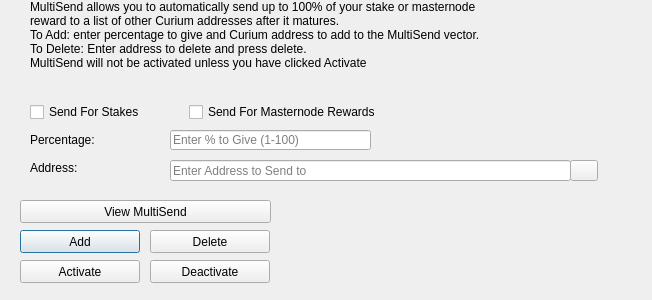
The window that src/qt/forms/multisenddialog.ui (curiumofficial/curium) describes before a commit, drawn with Qt 5.
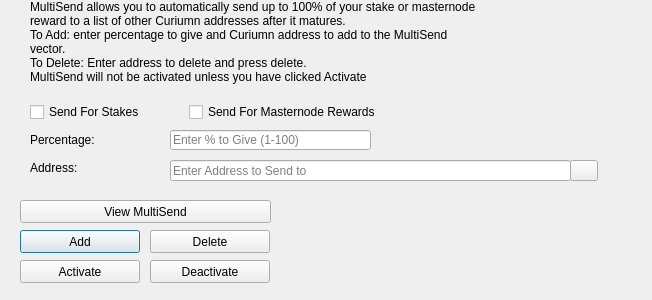
The same window after the commit. Icons and pictures are not drawn.

What changed in the file:
```diff
--- a/src/qt/forms/multisenddialog.ui
+++ b/src/qt/forms/multisenddialog.ui
@@ -61,8 +61,8 @@
     <number>1</number>
    </property>
    <property name="text">
-    <string>MultiSend allows you to automatically send up to 100% of your stake or masternode reward to a list of other Curium addresses after it matures.
-To Add: enter percentage to give and Curium address to add to the MultiSend vector.
+    <string>MultiSend allows you to automatically send up to 100% of your stake or masternode reward to a list of other Curiumn addresses after it matures.
+To Add: enter percentage to give and Curiumn address to add to the MultiSend vector.
 To Delete: Enter address to delete and press delete.
 MultiSend will not be activated unless you have clicked Activate</string>
    </property>
```
Left out of the diff: 4 changed lines with no effect on the pictures.
